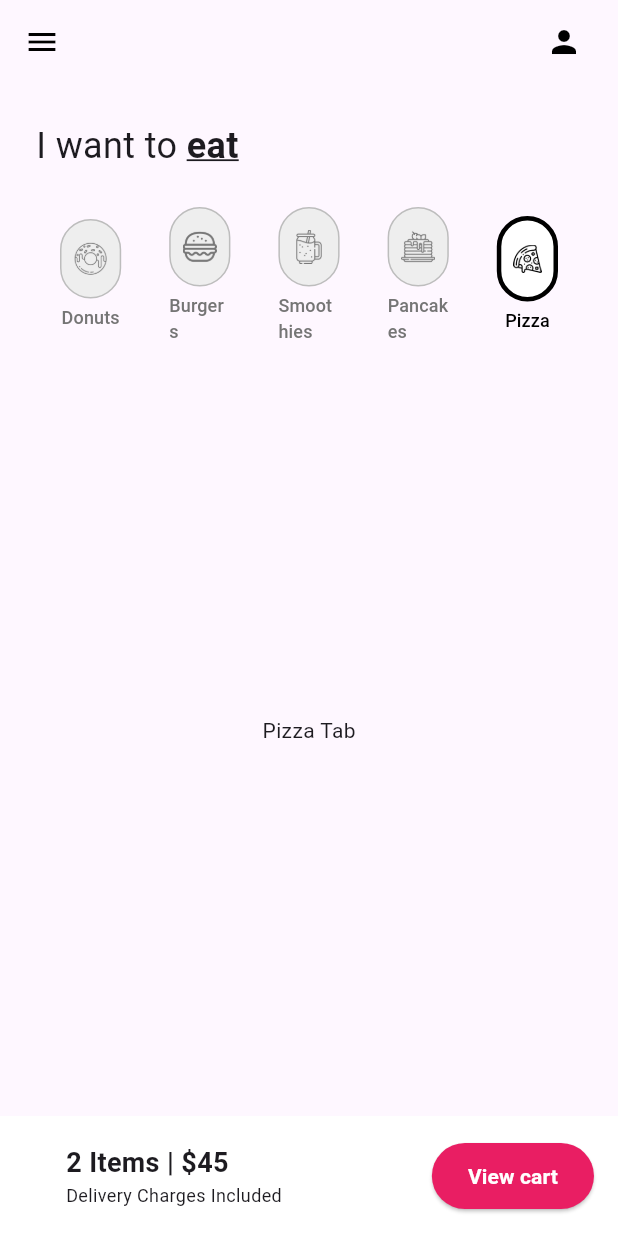
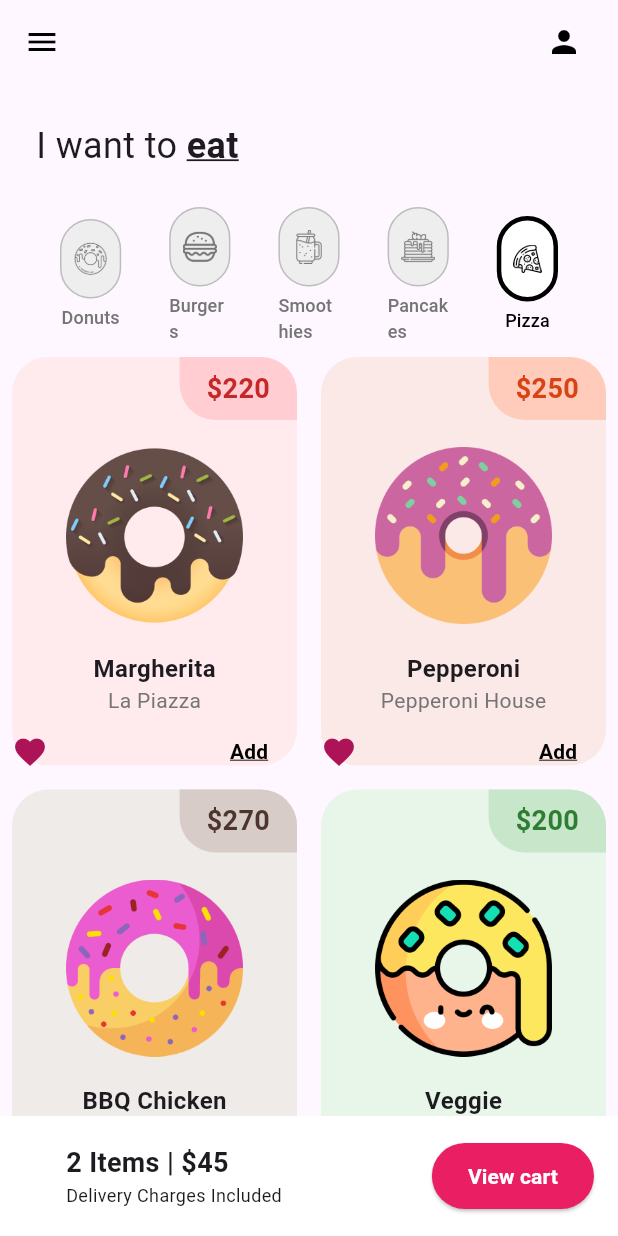
Before and after one commit to bobjk123/donut_app_8sc_25_3, a Flutter app: the screen it shows after launch, tab 5 chosen, on a phone screen of 412 x 824 dp. Run offline on Flutter 3.47's test engine with Material 3 defaults, Android fonts, the phone set to English and light mode, and no system bars.

Commit message:
Create addtional Tabs for Donut App

```diff
--- a/lib/tab/pizza_tab.dart
+++ b/lib/tab/pizza_tab.dart
@@ -1,10 +1,58 @@
 import 'package:flutter/material.dart';
+import 'package:donut_app_8sc_25_3/utils/donut_tile.dart';
 
 class PizzaTab extends StatelessWidget {
-  const PizzaTab({super.key});
+  PizzaTab({super.key});
+
+  final List<List<dynamic>> pizzaOnSale = [
+    [
+      'Margherita',
+      '220',
+      Colors.red,
+      'lib/images/chocolate_donut.png',
+      'La Piazza',
+    ],
+    [
+      'Pepperoni',
+      '250',
+      Colors.deepOrange,
+      'lib/images/grape_donut.png',
+      'Pepperoni House',
+    ],
+    [
+      'BBQ Chicken',
+      '270',
+      Colors.brown,
+      'lib/images/cherry_donut.png',
+      'BBQ Pizza',
+    ],
+    [
+      'Veggie',
+      '200',
+      Colors.green,
+      'lib/images/vanilla_donut.png',
+      'Green Slice',
+    ],
+  ];
 
   @override
   Widget build(BuildContext context) {
-    return const Center(child: Text('Pizza Tab'));
+    return GridView.builder(
+      itemCount: pizzaOnSale.length,
+      gridDelegate: const SliverGridDelegateWithFixedCrossAxisCount(
+        crossAxisCount: 2,
+        childAspectRatio: 1 / 1.4,
+      ),
+      itemBuilder: (context, index) {
+        final item = pizzaOnSale[index];
+        return DonutTile(
+          donutFlavor: item[0],
+          donutPrice: item[1],
+          donutColor: item[2],
+          donutImagePath: item[3],
+          donutStore: item[4],
+        );
+      },
+    );
   }
 }
--- a/pubspec.yaml
+++ b/pubspec.yaml
@@ -59,8 +59,8 @@ flutter:
 
   # To add assets to your application, add an assets section, like this:
   assets:
-     - lib/images/
-     - lib/icons/
+    - lib/images/
+    - lib/icons/
 
   # An image asset can refer to one or more resolution-specific "variants", see
   # https://flutter.dev/to/resolution-aware-images
```
Also changed, not shown: lib/tab/burger_tab.dart (+53 -2 lines), lib/tab/donut_tab.dart (+28 -0 lines), lib/tab/pancake_tab.dart (+44 -2 lines), lib/tab/smoothie_tab.dart (+26 -2 lines), lib/utils/burger_tile.dart (added, +97 -0 lines), lib/utils/pancake_tile.dart (added, +97 -0 lines), lib/images/bacon_cheese_burger.webp (added), lib/images/baconator.png (added), lib/images/big_carl.webp (added), lib/images/big_mac.png (added), lib/images/blueberry_donut.png (added), lib/images/cheese_burger.png (added), lib/images/cherry_donut.png (added), lib/images/crispy_chicken.webp (added), 4 more files.
